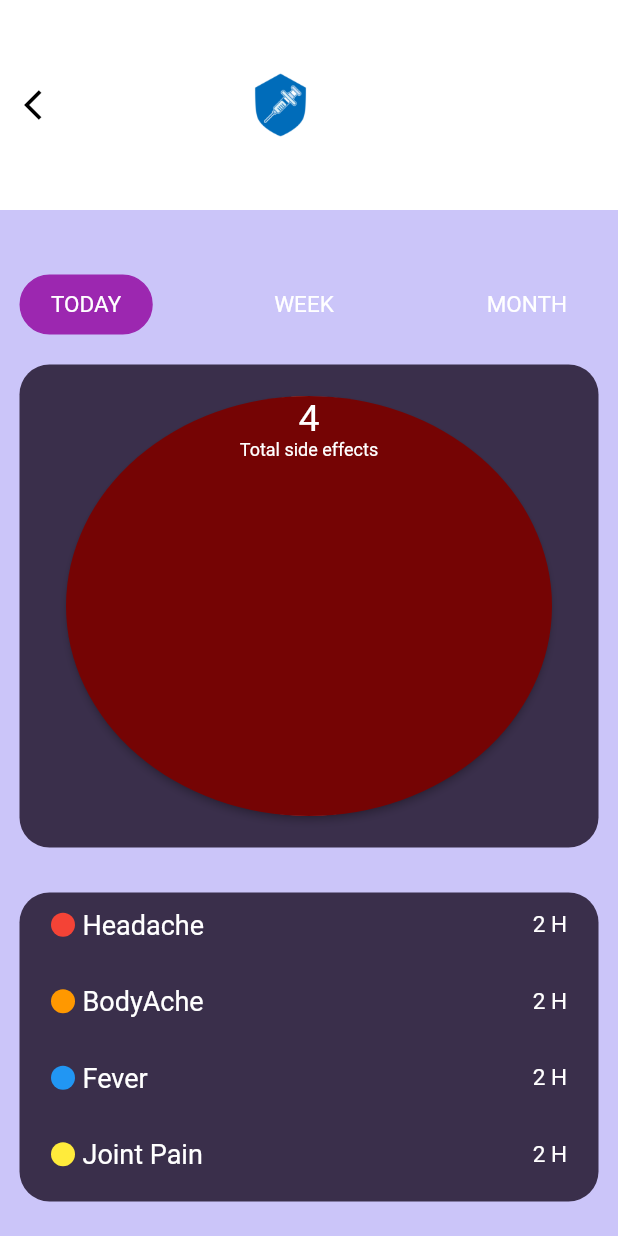
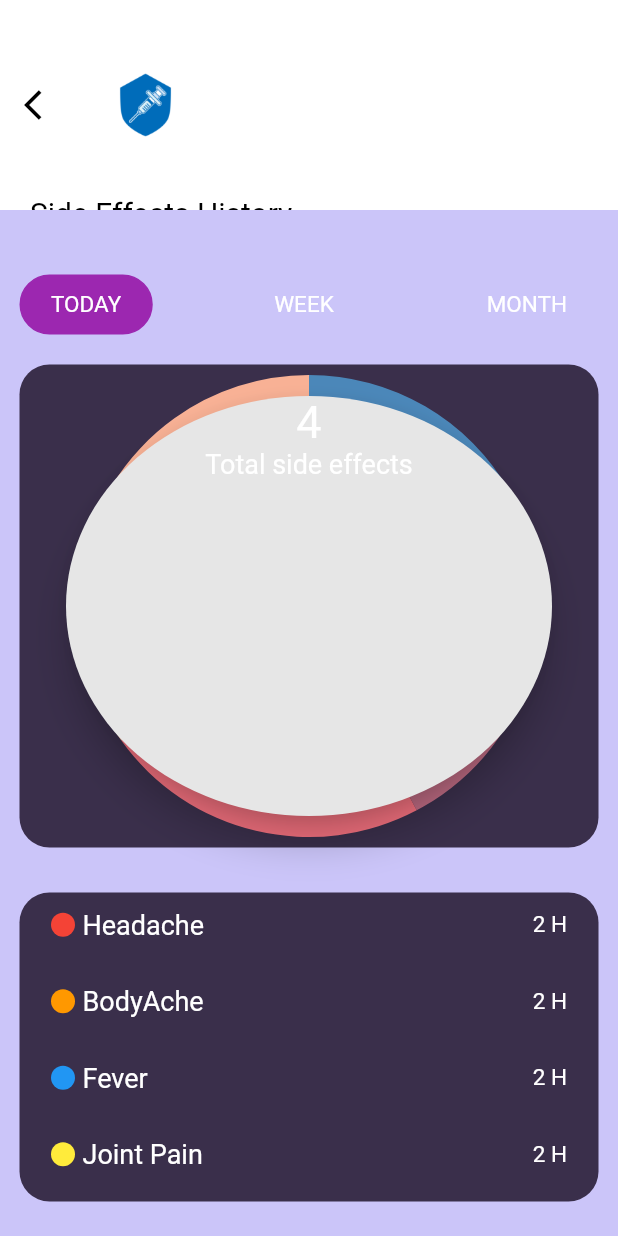
Before and after one commit to Rwishwajith/The-Shield, a Flutter app: the SideEffectHistoryScreen screen opened directly, after a tap on "Next", on a phone screen of 412 x 824 dp. Run offline on Flutter 3.47's test engine with Material 2 defaults, Android fonts, the phone set to English and light mode, and no system bars; our stand-ins replace cloud_firestore, firebase_auth, firebase_core, fl_chart, flutter_rating_bar, font_awesome_flutter and 6 more; missing offline and left inert: flutter_facebook_auth, is_first_run; accounts and stored records are empty.

Commit message:
Update the side effect history pie chart

```diff
--- a/the_shield/lib/main_menu/side_effect_monitoring/side_effect_history.dart
+++ b/the_shield/lib/main_menu/side_effect_monitoring/side_effect_history.dart
@@ -42,12 +42,9 @@ class _SideEffectHistoryScreenState extends State<SideEffectHistoryScreen> {
               ),
             ),
           ),
-          title: Padding(
-            padding: const EdgeInsets.only(left: 90.0),
-            child: Image(image: logoImage, width: 50, height: 50),
-          ),
+          title: Image(image: logoImage, width: 50, height: 50),
           flexibleSpace: Padding(
-            padding: const EdgeInsets.only(top: 160.0, left: 20.0),
+            padding: const EdgeInsets.only(top: 130.0, left: 20.0),
             child: Container(
               height: 50,
               child: Text(
@@ -528,12 +525,9 @@ class _SecondSideEffectHistoryScreenState
               ),
             ),
           ),
-          title: Padding(
-            padding: const EdgeInsets.only(left: 90.0),
-            child: Image(image: logoImage, width: 50, height: 50),
-          ),
+          title: Image(image: logoImage, width: 50, height: 50),
           flexibleSpace: Padding(
-            padding: const EdgeInsets.only(top: 160.0, left: 20.0),
+            padding: const EdgeInsets.only(top: 130.0, left: 20.0),
             child: Container(
               height: 50,
               child: Text(
@@ -616,31 +610,30 @@ class _SecondSideEffectHistoryScreenState
                                   child: PhysicalModel(
                                       child: Container(),
                                       shape: BoxShape.circle,
-                                  elevation: 2,
+                                      elevation: 10,
                                       shadowColor: Colors.black,
                                       color:
-                                       Color.fromRGBO(117, 4, 4, 1.0)))),
+                                      const Color.fromRGBO(230, 230, 230, 1)))),
                           CircularChartAnnotation(
                               widget: Container(
                                   child: Column(
                                     children: [
                                       Text('4',
                                           style:
-                                  TextStyle(color: Colors.white, fontSize: 25)),
+                                          TextStyle(color: Colors.white, fontSize: 30)),
                                       Text('Total side effects',
                                           style:
-                                  TextStyle(color: Colors.white, fontSize: 12)),
+                                          TextStyle(color: Colors.white, fontSize: 18)),
                                     ],
                                   )))
-                    ],
-                            series: <CircularSeries>[
+                        ], series: <CircularSeries>[
                       DoughnutSeries<ChartData, String>(
                           dataSource: chartData,
                           xValueMapper: (ChartData data, _) => data.x,
                           yValueMapper: (ChartData data, _) => data.y,
                           // Radius of doughnut
-                          innerRadius: '80%',
-                          radius: '100%')
+                          innerRadius: '60%',
+                          radius: '110%')
                     ])),
                 SizedBox(
                   height: 20,
```
Lines whose indentation alone changed are shown as unchanged.
